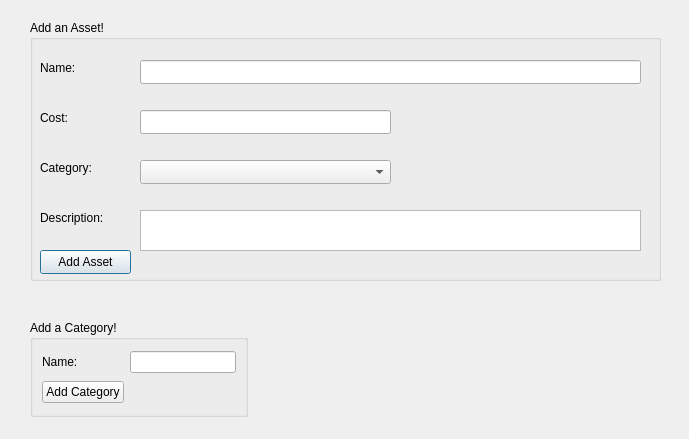
Above: adddialog.ui from AvenF/CS245_Final before the change. Below: the same form after it.
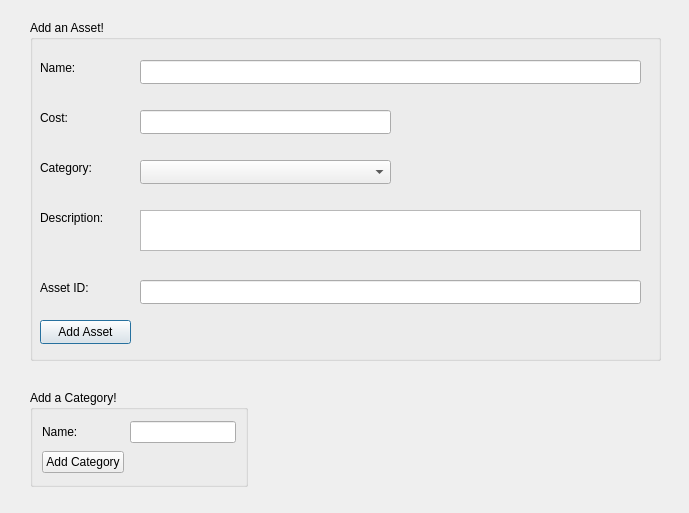
That is the form after the change.

What changed in the file:
```diff
--- a/adddialog.ui
+++ b/adddialog.ui
@@ -7,7 +7,7 @@
     <x>0</x>
     <y>0</y>
     <width>689</width>
-    <height>439</height>
+    <height>513</height>
    </rect>
   </property>
   <property name="windowTitle">
@@ -19,7 +19,7 @@
      <x>30</x>
      <y>20</y>
      <width>631</width>
-     <height>261</height>
+     <height>341</height>
     </rect>
    </property>
    <property name="title">
@@ -124,7 +124,7 @@
     <property name="geometry">
      <rect>
       <x>10</x>
-      <y>230</y>
+      <y>300</y>
       <width>91</width>
       <height>24</height>
      </rect>
@@ -133,12 +133,35 @@
      <string>Add Asset</string>
     </property>
    </widget>
+   <widget class="QLabel" name="label">
+    <property name="geometry">
+     <rect>
+      <x>10</x>
+      <y>260</y>
+      <width>61</width>
+      <height>16</height>
+     </rect>
+    </property>
+    <property name="text">
+     <string>Asset ID:</string>
+    </property>
+   </widget>
+   <widget class="QLineEdit" name="assetIDBox">
+    <property name="geometry">
+     <rect>
+      <x>110</x>
+      <y>260</y>
+      <width>501</width>
+      <height>24</height>
+     </rect>
+    </property>
+   </widget>
   </widget>
   <widget class="QGroupBox" name="categoryGroup">
    <property name="geometry">
     <rect>
      <x>30</x>
-     <y>320</y>
+     <y>390</y>
      <width>218</width>
      <height>97</height>
     </rect>
```
